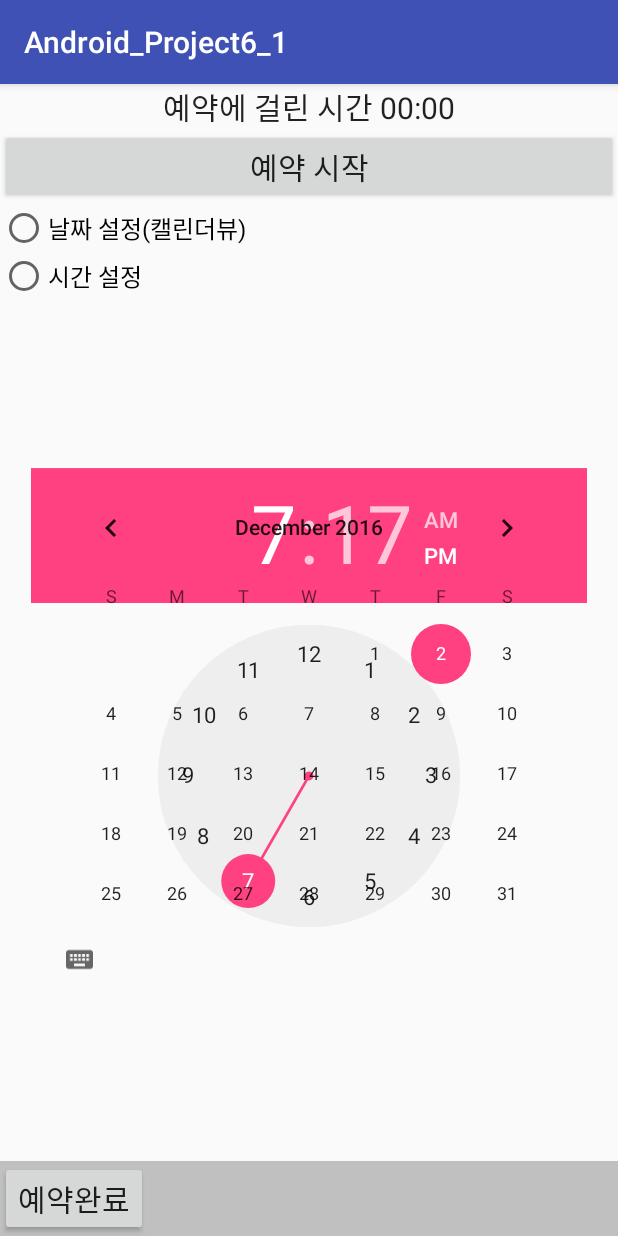
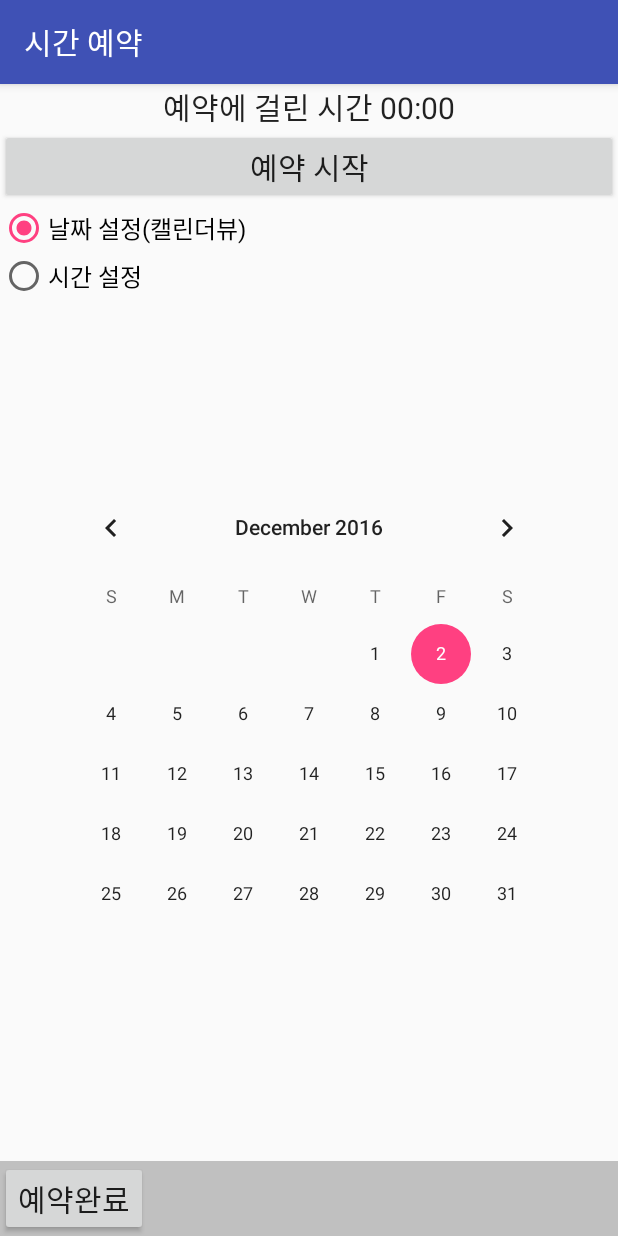
Before and after one commit to jw3400/Android_Project6_1, an Android app: the screen it shows after launch (MainActivity), on a phone screen of 412 x 824 dp. Run offline under Robolectric (Android 15) with nearby library versions, the phone set to English and light mode, and no system bars.

```diff
--- a/app/src/main/java/practice/android_project6_1/MainActivity.java
+++ b/app/src/main/java/practice/android_project6_1/MainActivity.java
@@ -1,13 +1,74 @@
 package practice.android_project6_1;
 
+import android.graphics.Color;
+import android.os.SystemClock;
 import android.support.v7.app.AppCompatActivity;
 import android.os.Bundle;
+import android.view.View;
+import android.widget.Button;
+import android.widget.CalendarView;
+import android.widget.Chronometer;
+import android.widget.RadioButton;
+import android.widget.TextView;
+import android.widget.TimePicker;
 
 public class MainActivity extends AppCompatActivity {
+
+    Button b1;
+    Button b2;
+    RadioButton r1;
+    RadioButton r2;
+    Chronometer ch;
+    TimePicker ti;
+    CalendarView ca;
+    TextView t1;
 
     @Override
     protected void onCreate(Bundle savedInstanceState) {
         super.onCreate(savedInstanceState);
         setContentView(R.layout.activity_main);
+        setTitle("시간 예약");
+
+        b1 = (Button) findViewById(R.id.button);
+        b1.setOnClickListener(new View.OnClickListener() {
+            @Override
+            public void onClick(View view) {
+                ch.setBase(SystemClock.elapsedRealtime());
+                ch.start();
+                ch.setTextColor(Color.RED);
+            }
+        });
+
+        r1 = (RadioButton) findViewById(R.id.radioButton);
+        r2 = (RadioButton) findViewById(R.id.radioButton2);
+        ch = (Chronometer) findViewById(R.id.chronometer2);
+        ti = (TimePicker) findViewById(R.id.timePicker);
+        ca = (CalendarView) findViewById(R.id.calendarView);
+
+        r1.setChecked(true);
+        ti.setVisibility(View.GONE);
+        ca.setVisibility(View.VISIBLE);
+
+
+        if(r2.isChecked())
+        {
+            ca.setVisibility(View.GONE);
+            ti.setVisibility(View.VISIBLE);
+        }
+        else
+            ti.setVisibility(View.GONE);
+            ca.setVisibility(View.VISIBLE);
+
+        b2 = (Button) findViewById(R.id.button2);
+        b2.setOnClickListener(new View.OnClickListener() {
+            @Override
+            public void onClick(View view) {
+
+            }
+        });
+        t1 = (TextView) findViewById(R.id.textView3);
+
+
+
     }
 }
```
